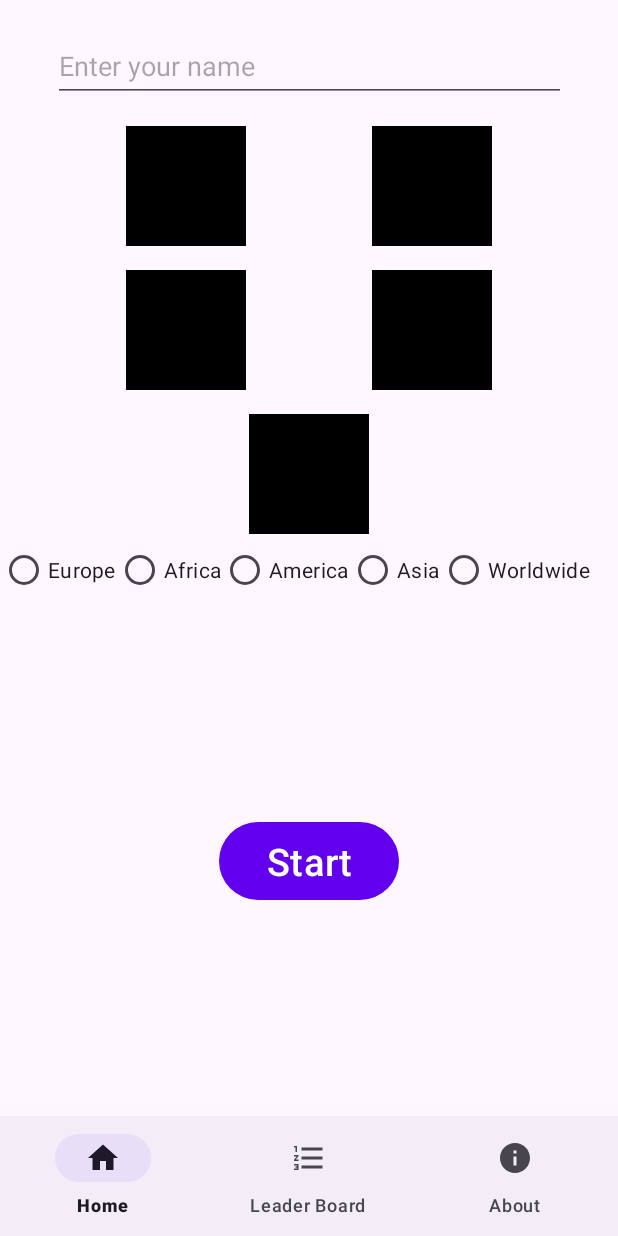
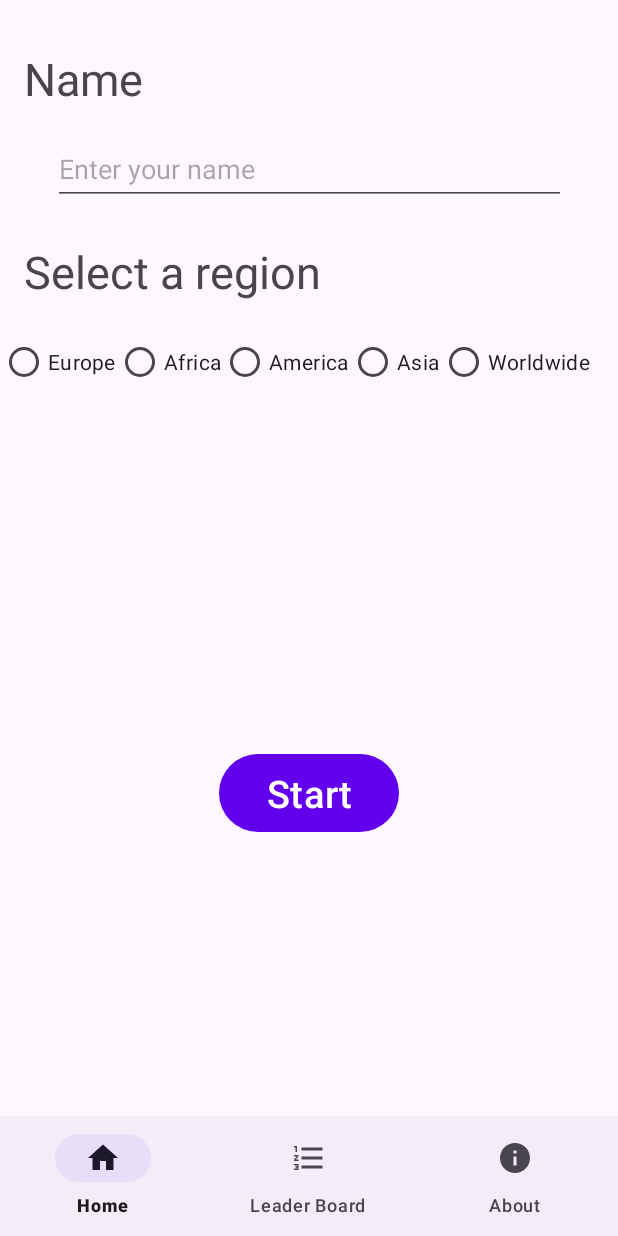
Before and after one commit to Abde-exe/GuessTheFlag, an Android app: the InfosFragment screen opened through its navigation route, on a phone screen of 412 x 824 dp. Run offline under Robolectric (Android 15) with nearby library versions, the phone set to English and light mode, and no system bars; our stand-ins replace navigation-ui.

```diff
--- a/app/src/main/java/com/example/guesstheflag/view/ResultFragment.kt
+++ b/app/src/main/java/com/example/guesstheflag/view/ResultFragment.kt
@@ -37,7 +37,7 @@ class ResultFragment : Fragment() {
         userName = args.userName
 
         _binding.nameTv.text = "Well done $userName!"
-        _binding.scoreTv.text = "Your score is $score"
+        _binding.scoreTv.text = "You scored $score pts!"
 
         _binding.playAgainButton.setOnClickListener {
             navController.navigate(R.id.action_resultFragment_to_infosFragment)
--- a/app/src/main/res/layout/fragment_infos.xml
+++ b/app/src/main/res/layout/fragment_infos.xml
@@ -6,78 +6,49 @@
     android:layout_height="match_parent"
     tools:context=".view.InfosFragment">
 
+    <TextView
+        android:id="@+id/nameTv"
+        android:layout_width="wrap_content"
+        android:layout_height="wrap_content"
+        android:layout_marginTop="32dp"
+        android:layout_marginStart="16dp"
+        android:text="@string/name"
+        android:textSize="30sp"
+        app:layout_constraintTop_toTopOf="parent"
+        app:layout_constraintStart_toStartOf="parent"/>
+
     <EditText
         android:id="@+id/editTextName"
-        android:layout_marginTop="20dp"
+        android:layout_marginTop="16dp"
         android:layout_width="342dp"
         android:layout_height="48dp"
         app:layout_constraintEnd_toEndOf="parent"
         app:layout_constraintStart_toStartOf="parent"
-        app:layout_constraintTop_toTopOf="parent"
+        app:layout_constraintTop_toBottomOf="@id/nameTv"
         android:hint="@string/enter_your_name"
         android:inputType="text"
         />
 
-
-
-
-    <View
-        android:id="@+id/europe_btn"
-        android:layout_width="80dp"
-        android:layout_height="80dp"
-        android:layout_marginTop="16dp"
-        android:background="@color/black"
-        app:layout_constraintEnd_toStartOf="@+id/africa_btn"
-        app:layout_constraintStart_toStartOf="parent"
-        app:layout_constraintTop_toBottomOf="@id/editTextName"/>
-
-    <View
-        android:id="@+id/africa_btn"
-        android:layout_width="80dp"
-        android:layout_height="80dp"
-        android:layout_marginTop="16dp"
-        android:background="@color/black"
-        app:layout_constraintEnd_toEndOf="parent"
-        app:layout_constraintStart_toEndOf="@+id/europe_btn"
-        app:layout_constraintTop_toBottomOf="@id/editTextName"/>
-
-    <View
-        android:id="@+id/asia_btn"
-        android:layout_width="80dp"
-        android:layout_height="80dp"
-        android:layout_marginTop="16dp"
-        android:background="@color/black"
-        app:layout_constraintEnd_toStartOf="@+id/america_btn"
-        app:layout_constraintStart_toStartOf="parent"
-        app:layout_constraintTop_toBottomOf="@id/europe_btn"/>
-
-    <View
-        android:id="@+id/america_btn"
-        android:layout_width="80dp"
-        android:layout_height="80dp"
-        android:layout_marginTop="16dp"
-        android:background="@color/black"
-        app:layout_constraintEnd_toEndOf="parent"
-        app:layout_constraintStart_toEndOf="@+id/asia_btn"
-        app:layout_constraintTop_toBottomOf="@id/africa_btn"/>
-
-    <View
-        android:id="@+id/worldwide_btn"
-        android:layout_width="80dp"
-        android:layout_height="80dp"
-        android:layout_marginTop="16dp"
-        android:background="@color/black"
-        app:layout_constraintEnd_toEndOf="parent"
-        app:layout_constraintStart_toStartOf="parent"
-        app:layout_constraintTop_toBottomOf="@id/asia_btn"/>
+    <TextView
+        android:id="@+id/regionTv"
+        android:layout_width="wrap_content"
+        android:layout_height="wrap_content"
+        android:layout_marginTop="24dp"
+        android:layout_marginStart="16dp"
+        android:text="@string/select_a_region"
+        android:textSize="30sp"
+        app:layout_constraintTop_toBottomOf="@id/editTextName"
+        app:layout_constraintStart_toStartOf="parent"/>
 
 
     <RadioGroup
         android:id="@+id/radioGroup"
-        android:layout_width="match_parent"
+        android:layout_width="wrap_content"
         android:layout_height="wrap_content"
+        android:layout_marginTop="16dp"
         android:orientation="horizontal"
-        app:layout_constraintTop_toBottomOf="@id/worldwide_btn">
+        app:layout_constraintTop_toBottomOf="@id/regionTv"
+        app:layout_constraintStart_toStartOf="parent">
 
         <RadioButton
             android:id="@+id/option1"
@@ -121,7 +92,7 @@
         app:layout_constraintBottom_toBottomOf="parent"
         app:layout_constraintEnd_toEndOf="parent"
         app:layout_constraintStart_toStartOf="parent"
-        app:layout_constraintTop_toBottomOf="@+id/worldwide_btn" />
+        app:layout_constraintTop_toBottomOf="@+id/radioGroup" />
 
 
 </androidx.constraintlayout.widget.ConstraintLayout>
--- a/app/src/main/res/values/strings.xml
+++ b/app/src/main/res/values/strings.xml
@@ -21,4 +21,6 @@
     <string name="next_flag">NEXT</string>
     <string name="game_over">Game Over</string>
     <string name="select_answer">Please select an answer</string>
+    <string name="name">Name</string>
+    <string name="select_a_region">Select a region</string>
 </resources>
```
Also changed, not shown: app/src/main/java/com/example/guesstheflag/view/GameFragment.kt (+72 -32 lines), app/src/main/java/com/example/guesstheflag/viewmodel/GameViewModel.kt (+27 -17 lines), app/src/main/res/layout/fragment_about.xml (+12 -5 lines), app/src/main/res/layout/fragment_game.xml (+24 -6 lines), app/src/main/res/layout/fragment_result.xml (+7 -3 lines).
